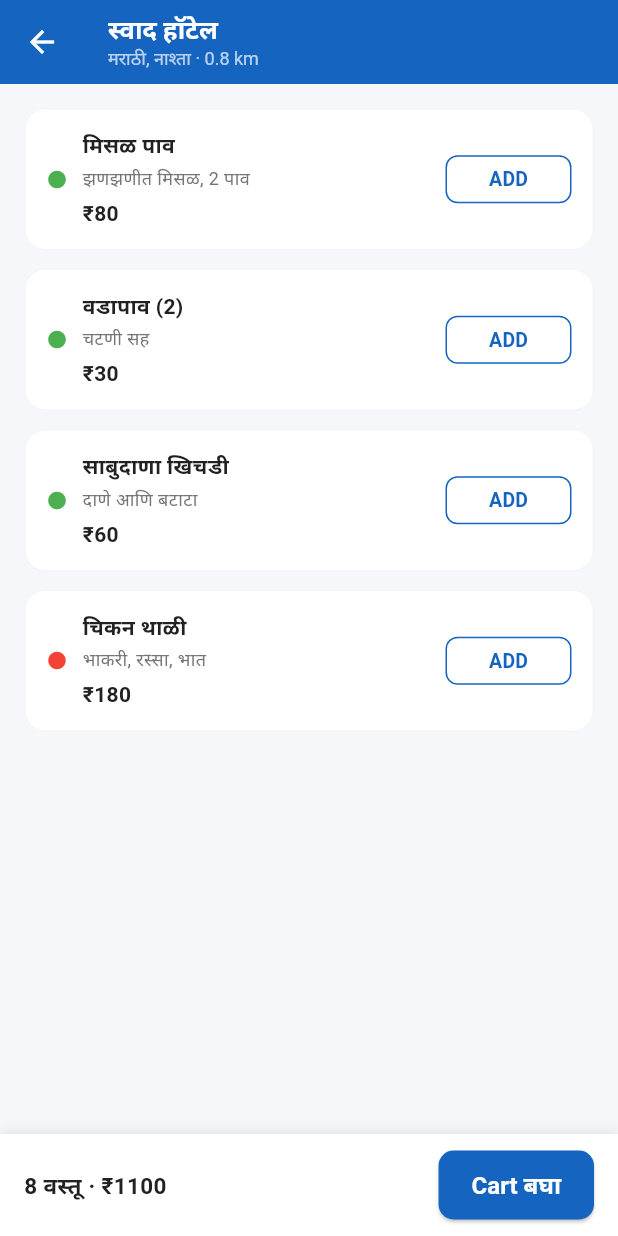
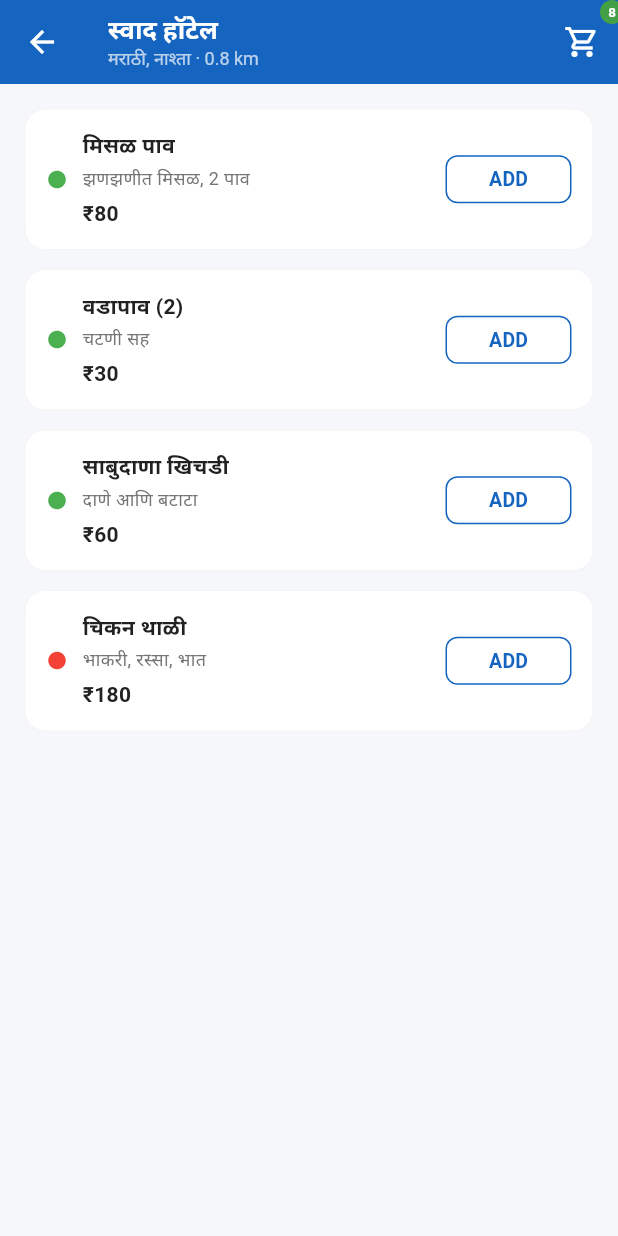
Before and after one commit to amolimpexinternational/amole-app, a Flutter app: the HotelFoodHomeScreen screen opened directly, after a tap on "स्वाद हॉटेल", on a phone screen of 412 x 824 dp. Run offline on Flutter 3.47's test engine with Material 3 defaults, Android fonts, the phone set to English and light mode, and no system bars; our stand-ins replace file_picker, geolocator, image_picker, shared_preferences; accounts and stored records are empty.

Commit message:
Update hotel_food_home_screen.dart

```diff
--- a/lib/screens/buyer/hotel_food_home_screen.dart
+++ b/lib/screens/buyer/hotel_food_home_screen.dart
@@ -4,7 +4,6 @@
 import '../../data/delivery_rates.dart';
 import 'cart_screen.dart';
 
-// Demo डेटा. km = buyer पासूनचे अंतर. खरा डेटा Stage 3 मध्ये येईल.
 class HotelFoodData {
   static const List<Map<String, dynamic>> hotels = [
     {
@@ -97,7 +96,6 @@
   }
 }
 
-// Cart मधल्या हॉटेलांपैकी सर्वात दूरच्या हॉटेलवरून डिलिव्हरी चार्ज (Demo नियम)
 int _hotelDeliveryCharge() {
   double? maxKm;
   for (final c in BuyerShoppingData.cartItems) {
@@ -173,69 +171,6 @@
   }
 }
 
-class _CartBar extends StatelessWidget {
-  final VoidCallback onBack;
-  const _CartBar({required this.onBack});
-
-  @override
-  Widget build(BuildContext context) {
-    final count = BuyerShoppingData.cartCount;
-    if (count == 0) return const SizedBox.shrink();
-    final subtotal = BuyerShoppingData.cartSubtotal;
-    final delivery = _hotelDeliveryCharge();
-    return SafeArea(
-      child: Container(
-        padding: const EdgeInsets.fromLTRB(16, 10, 16, 10),
-        decoration: const BoxDecoration(
-          color: Colors.white,
-          boxShadow: [BoxShadow(color: Colors.black12, blurRadius: 8)],
-        ),
-        child: Row(
-          children: [
-            Expanded(
-              child: Column(
-                mainAxisSize: MainAxisSize.min,
-                crossAxisAlignment: CrossAxisAlignment.start,
-                children: [
-                  Text('$count वस्तू · ₹${subtotal.toStringAsFixed(0)}',
-                      style: const TextStyle(
-                          fontSize: 15,
-                          fontWeight: FontWeight.bold,
-                          color: AppColors.textDark)),
-                  if (delivery > 0)
-                    Text('+ डिलिव्हरी ₹$delivery · Online पेमेंट',
-                        style: const TextStyle(
-                            fontSize: 12, color: AppColors.textLight)),
-                ],
-              ),
-            ),
-            ElevatedButton(
-              onPressed: () => Navigator.push(
-                context,
-                MaterialPageRoute(
-                    builder: (_) => CartScreen(
-                        deliveryCharge: _hotelDeliveryCharge(),
-                        orderTitle: 'Hotel Food')),
-              ).then((_) => onBack()),
-              style: ElevatedButton.styleFrom(
-                backgroundColor: AppColors.primaryBlue,
-                foregroundColor: Colors.white,
-                minimumSize: const Size(0, 44),
-                padding:
-                    const EdgeInsets.symmetric(horizontal: 22, vertical: 12),
-                shape: RoundedRectangleBorder(
-                    borderRadius: BorderRadius.circular(10)),
-              ),
-              child: const Text('Cart बघा',
-                  style: TextStyle(fontWeight: FontWeight.bold)),
-            ),
-          ],
-        ),
-      ),
-    );
-  }
-}
-
 class HotelFoodHomeScreen extends StatefulWidget {
   const HotelFoodHomeScreen({super.key});
 
@@ -247,7 +182,6 @@
   static const double _maxKm = 10;
   String _query = '';
 
-  // पदार्थाचे किंवा हॉटेलचे नाव जुळणारी हॉटेले, 10 km मधली, जवळची आधी
   List<Map<String, dynamic>> get _visible {
     final q = _query.trim();
     final list = HotelFoodData.hotels.where((h) {
@@ -351,6 +285,8 @@
   @override
   Widget build(BuildContext context) {
     final items = _visible;
+    final cartCount = BuyerShoppingData.cartCount;
+
     return Scaffold(
       backgroundColor: const Color(0xFFF5F7FA),
       appBar: AppBar(
@@ -368,8 +304,31 @@
                 style: TextStyle(color: Colors.white70, fontSize: 12)),
           ],
         ),
+        actions: [
+          Badge(
+            isLabelVisible: cartCount > 0,
+            label: Text(
+              cartCount > 99 ? '99+' : '$cartCount',
+              style: const TextStyle(color: Colors.white, fontSize: 9, fontWeight: FontWeight.bold),
+            ),
+            backgroundColor: AppColors.successGreen,
+            child: IconButton(
+              icon: const Icon(Icons.shopping_cart_outlined, color: Colors.white),
+              onPressed: () {
+                Navigator.push(
+                  context,
+                  MaterialPageRoute(
+                    builder: (_) => CartScreen(
+                      deliveryCharge: _hotelDeliveryCharge(),
+                      orderTitle: 'Hotel Food',
+                    ),
+                  ),
+                ).then((_) => setState(() {}));
+              },
+            ),
+          ),
+        ],
       ),
-      bottomNavigationBar: _CartBar(onBack: () => setState(() {})),
       body: Column(
         children: [
           Container(
@@ -421,6 +380,8 @@
   Widget build(BuildContext context) {
     final name = widget.hotel['name'] as String;
     final items = widget.hotel['items'] as List;
+    final cartCount = BuyerShoppingData.cartCount;
+
     return Scaffold(
       backgroundColor: const Color(0xFFF5F7FA),
       appBar: AppBar(
@@ -438,8 +399,31 @@
                 style: const TextStyle(color: Colors.white70, fontSize: 12)),
           ],
         ),
+        actions: [
+          Badge(
+            isLabelVisible: cartCount > 0,
+            label: Text(
+              cartCount > 99 ? '99+' : '$cartCount',
+              style: const TextStyle(color: Colors.white, fontSize: 9, fontWeight: FontWeight.bold),
+            ),
+            backgroundColor: AppColors.successGreen,
+            child: IconButton(
+              icon: const Icon(Icons.shopping_cart_outlined, color: Colors.white),
+              onPressed: () {
+                Navigator.push(
+                  context,
+                  MaterialPageRoute(
+                    builder: (_) => CartScreen(
+                      deliveryCharge: _hotelDeliveryCharge(),
+                      orderTitle: 'Hotel Food',
+                    ),
+                  ),
+                ).then((_) => setState(() {}));
+              },
+            ),
+          ),
+        ],
       ),
-      bottomNavigationBar: _CartBar(onBack: () => setState(() {})),
       body: ListView.builder(
         padding: const EdgeInsets.all(16),
         itemCount: items.length,
```
